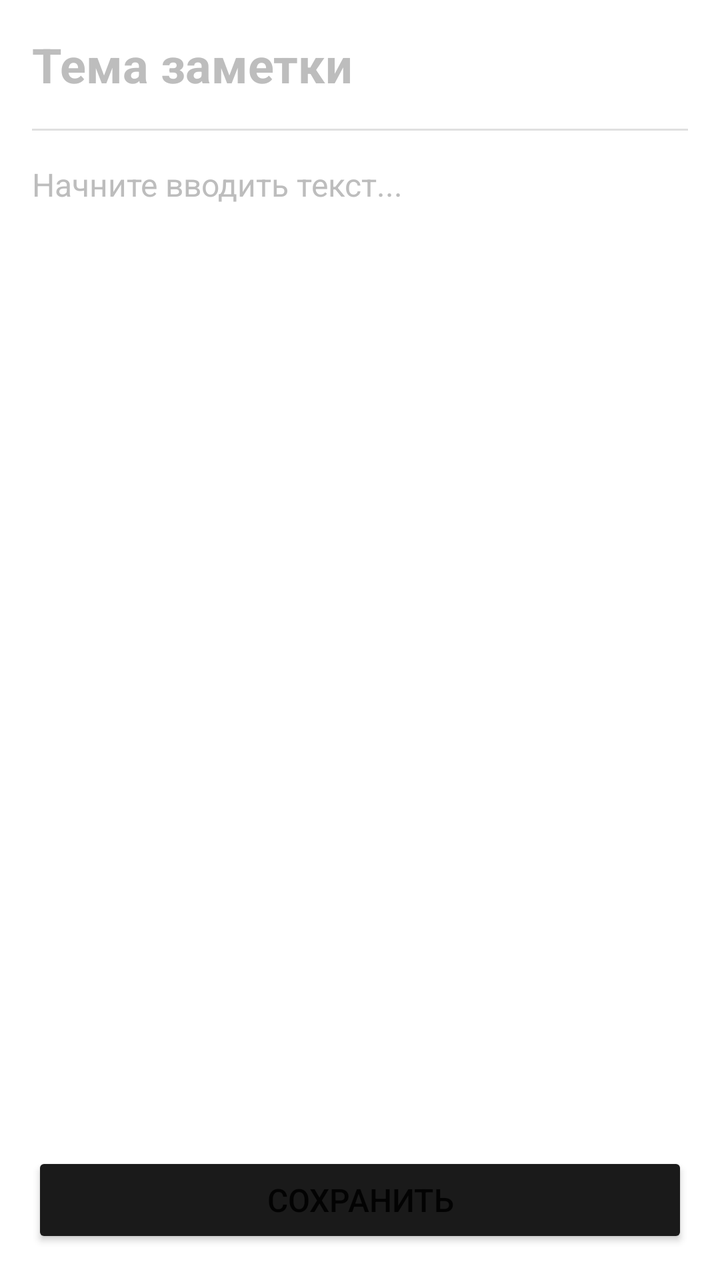
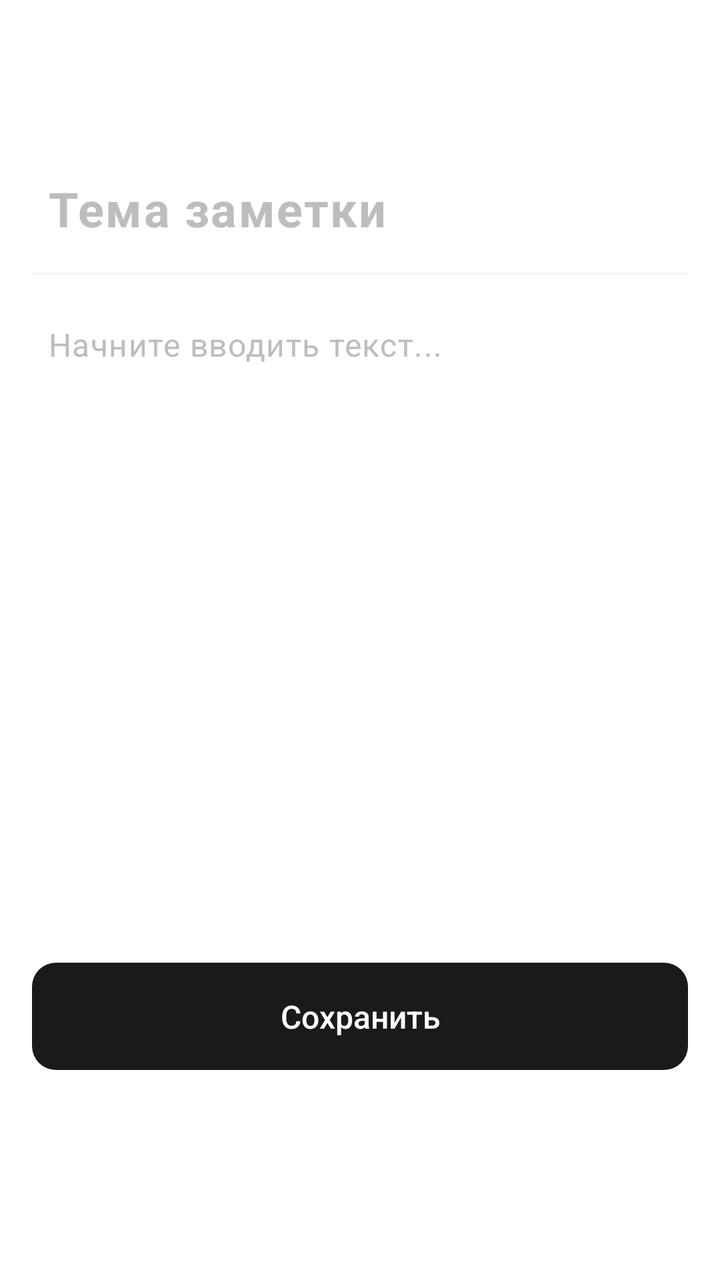

Two renders of the same Android screen: before a commit and after it. Below are the layout's source before the change and the commit's diff.
<!-- AndroidManifest.xml: application theme Theme.SimpleNotes -->
<!-- res/layout/activity_edit_note.xml -->
<?xml version="1.0" encoding="utf-8"?>
<androidx.constraintlayout.widget.ConstraintLayout 
    xmlns:android="http://schemas.android.com/apk/res/android"
    xmlns:app="http://schemas.android.com/apk/res-auto"
    android:layout_width="match_parent"
    android:layout_height="match_parent"
    android:background="@color/background"
    android:padding="16dp">

    
    <ProgressBar
        android:id="@+id/progressBar"
        android:layout_width="wrap_content"
        android:layout_height="wrap_content"
        android:visibility="gone"
        app:layout_constraintTop_toTopOf="parent"
        app:layout_constraintBottom_toBottomOf="parent"
        app:layout_constraintStart_toStartOf="parent"
        app:layout_constraintEnd_toEndOf="parent" />

    
    <EditText
        android:id="@+id/editTitle"
        android:layout_width="0dp"
        android:layout_height="wrap_content"
        android:hint="Тема заметки"
        android:textSize="24sp"
        android:textStyle="bold"
        android:textColor="@color/text_primary"
        android:textColorHint="@color/text_hint"
        android:background="@null"
        android:inputType="textCapSentences"
        android:maxLines="2"
        app:layout_constraintTop_toTopOf="parent"
        app:layout_constraintStart_toStartOf="parent"
        app:layout_constraintEnd_toEndOf="parent" />

    
    <View
        android:id="@+id/divider"
        android:layout_width="0dp"
        android:layout_height="1dp"
        android:layout_marginTop="16dp"
        android:background="@color/divider"
        app:layout_constraintTop_toBottomOf="@id/editTitle"
        app:layout_constraintStart_toStartOf="parent"
        app:layout_constraintEnd_toEndOf="parent" />

    
    <LinearLayout
        android:id="@+id/layoutTextNote"
        android:layout_width="0dp"
        android:layout_height="0dp"
        android:orientation="vertical"
        android:layout_marginTop="16dp"
        android:layout_marginBottom="16dp"
        android:visibility="visible"
        app:layout_constraintTop_toBottomOf="@id/divider"
        app:layout_constraintBottom_toTopOf="@id/btnSave"
        app:layout_constraintStart_toStartOf="parent"
        app:layout_constraintEnd_toEndOf="parent">

        <EditText
            android:id="@+id/editContent"
            android:layout_width="match_parent"
            android:layout_height="match_parent"
            android:hint="Начните вводить текст..."
            android:textSize="16sp"
            android:textColor="@color/text_primary"
            android:textColorHint="@color/text_hint"
            android:background="@null"
            android:gravity="top"
            android:inputType="textMultiLine|textCapSentences" />
    </LinearLayout>

    
    <androidx.constraintlayout.widget.ConstraintLayout
        android:id="@+id/layoutChecklist"
        android:layout_width="0dp"
        android:layout_height="0dp"
        android:layout_marginTop="16dp"
        android:layout_marginBottom="16dp"
        android:visibility="gone"
        app:layout_constraintTop_toBottomOf="@id/divider"
        app:layout_constraintBottom_toTopOf="@id/btnSave"
        app:layout_constraintStart_toStartOf="parent"
        app:layout_constraintEnd_toEndOf="parent">

        
        <androidx.recyclerview.widget.RecyclerView
            android:id="@+id/recyclerChecklist"
            android:layout_width="0dp"
            android:layout_height="0dp"
            android:clipToPadding="false"
            android:paddingBottom="80dp"
            app:layout_constraintTop_toTopOf="parent"
            app:layout_constraintBottom_toBottomOf="parent"
            app:layout_constraintStart_toStartOf="parent"
            app:layout_constraintEnd_toEndOf="parent" />

        
        <com.google.android.material.floatingactionbutton.FloatingActionButton
            android:id="@+id/fabAddItem"
            android:layout_width="wrap_content"
            android:layout_height="wrap_content"
            android:layout_marginEnd="16dp"
            android:layout_marginBottom="16dp"
            android:src="@android:drawable/ic_input_add"
            android:contentDescription="Добавить элемент"
            app:tint="@color/white"
            app:layout_constraintEnd_toEndOf="parent"
            app:layout_constraintBottom_toBottomOf="parent" />
    </androidx.constraintlayout.widget.ConstraintLayout>

    
    <Button
        android:id="@+id/btnSave"
        android:layout_width="0dp"
        android:layout_height="wrap_content"
        android:text="Сохранить"
        android:textSize="16sp"
        android:backgroundTint="@color/primary"
        app:layout_constraintBottom_toBottomOf="parent"
        app:layout_constraintStart_toStartOf="parent"
        app:layout_constraintEnd_toEndOf="parent" />

</androidx.constraintlayout.widget.ConstraintLayout>
<!-- resources referenced by this layout -->
<resources>
  <color name="divider">#E0E0E0</color>
  <color name="primary">#1A1A1A</color>
  <color name="text_hint">#BDBDBD</color>
  <color name="white">#FFFFFF</color>
  <style name="Theme.SimpleNotes" parent="Theme.AppCompat.Light.DarkActionBar">
          <item name="colorPrimary">@color/purple_500</item>
      </style>
  <color name="purple_500">#1A1A1A</color>
  <!-- unchanged entries left out for length: 2 -->
</resources>

<!-- the commit's change to res/layout/activity_edit_note.xml (unified diff, before → after) -->
@@ -1,127 +1,159 @@
 <?xml version="1.0" encoding="utf-8"?>
-<androidx.constraintlayout.widget.ConstraintLayout 
+<androidx.coordinatorlayout.widget.CoordinatorLayout
     xmlns:android="http://schemas.android.com/apk/res/android"
     xmlns:app="http://schemas.android.com/apk/res-auto"
     android:layout_width="match_parent"
     android:layout_height="match_parent"
-    android:background="@color/background"
-    android:padding="16dp">
+    android:background="@color/background">
 
     
-    <ProgressBar
-        android:id="@+id/progressBar"
-        android:layout_width="wrap_content"
+    <com.google.android.material.appbar.AppBarLayout
+        android:layout_width="match_parent"
         android:layout_height="wrap_content"
-        android:visibility="gone"
-        app:layout_constraintTop_toTopOf="parent"
-        app:layout_constraintBottom_toBottomOf="parent"
-        app:layout_constraintStart_toStartOf="parent"
-        app:layout_constraintEnd_toEndOf="parent" />
+        android:background="@color/background"
+        app:elevation="0dp">
+
+        <com.google.android.material.appbar.MaterialToolbar
+            android:id="@+id/toolbar"
+            android:layout_width="match_parent"
+            android:layout_height="?attr/actionBarSize"
+            android:background="@color/background" />
+    </com.google.android.material.appbar.AppBarLayout>
 
     
-    <EditText
-        android:id="@+id/editTitle"
-        android:layout_width="0dp"
-        android:layout_height="wrap_content"
-        android:hint="Тема заметки"
-        android:textSize="24sp"
-        android:textStyle="bold"
-        android:textColor="@color/text_primary"
-        android:textColorHint="@color/text_hint"
-        android:background="@null"
-        android:inputType="textCapSentences"
-        android:maxLines="2"
-        app:layout_constraintTop_toTopOf="parent"
-        app:layout_constraintStart_toStartOf="parent"
-        app:layout_constraintEnd_toEndOf="parent" />
+    <androidx.core.widget.NestedScrollView
+        android:layout_width="match_parent"
+        android:layout_height="match_parent"
+        app:layout_behavior="@string/appbar_scrolling_view_behavior">
 
-    
-    <View
-        android:id="@+id/divider"
-        android:layout_width="0dp"
-        android:layout_height="1dp"
-        android:layout_marginTop="16dp"
-        android:background="@color/divider"
-        app:layout_constraintTop_toBottomOf="@id/editTitle"
-        app:layout_constraintStart_toStartOf="parent"
-        app:layout_constraintEnd_toEndOf="parent" />
+        <LinearLayout
+            android:layout_width="match_parent"
+            android:layout_height="wrap_content"
+            android:orientation="vertical"
+            android:padding="16dp">
 
-    
-    <LinearLayout
-        android:id="@+id/layoutTextNote"
-        android:layout_width="0dp"
-        android:layout_height="0dp"
-        android:orientation="vertical"
-        android:layout_marginTop="16dp"
-        android:layout_marginBottom="16dp"
-        android:visibility="visible"
-        app:layout_constraintTop_toBottomOf="@id/divider"
-        app:layout_constraintBottom_toTopOf="@id/btnSave"
-        app:layout_constraintStart_toStartOf="parent"
-        app:layout_constraintEnd_toEndOf="parent">
+            
+            <ProgressBar
+                android:id="@+id/progressBar"
+                android:layout_width="wrap_content"
+                android:layout_height="wrap_content"
+                android:layout_gravity="center"
+                android:layout_marginTop="50dp"
+                android:indeterminateTint="@color/primary"
+                android:visibility="gone" />
 
-        <EditText
-            android:id="@+id/editContent"
-            android:layout_width="match_parent"
-            android:layout_height="match_parent"
-            android:hint="Начните вводить текст..."
-            android:textSize="16sp"
-            android:textColor="@color/text_primary"
-            android:textColorHint="@color/text_hint"
-            android:background="@null"
-            android:gravity="top"
-            android:inputType="textMultiLine|textCapSentences" />
-    </LinearLayout>
+            
+            <com.google.android.material.textfield.TextInputLayout
+                android:id="@+id/titleInputLayout"
+                android:layout_width="match_parent"
+                android:layout_height="wrap_content"
+                style="@style/Widget.Material3.TextInputLayout.FilledBox"
+                app:boxBackgroundColor="@android:color/transparent"
+                app:boxStrokeWidth="0dp"
+                app:boxStrokeWidthFocused="0dp"
+                app:hintEnabled="false">
 
-    
-    <androidx.constraintlayout.widget.ConstraintLayout
-        android:id="@+id/layoutChecklist"
-        android:layout_width="0dp"
-        android:layout_height="0dp"
-        android:layout_marginTop="16dp"
-        android:layout_marginBottom="16dp"
-        android:visibility="gone"
-        app:layout_constraintTop_toBottomOf="@id/divider"
-        app:layout_constraintBottom_toTopOf="@id/btnSave"
-        app:layout_constraintStart_toStartOf="parent"
-        app:layout_constraintEnd_toEndOf="parent">
+                <com.google.android.material.textfield.TextInputEditText
+                    android:id="@+id/editTitle"
+                    android:layout_width="match_parent"
+                    android:layout_height="wrap_content"
+                    android:hint="Тема заметки"
+                    android:textSize="24sp"
+                    android:textStyle="bold"
+                    android:textColor="@color/text_primary"
+                    android:textColorHint="@color/text_hint"
+                    android:background="@android:color/transparent"
+                    android:inputType="textCapSentences"
+                    android:maxLines="2"
+                    android:padding="8dp" />
+            </com.google.android.material.textfield.TextInputLayout>
 
-        
-        <androidx.recyclerview.widget.RecyclerView
-            android:id="@+id/recyclerChecklist"
-            android:layout_width="0dp"
-            android:layout_height="0dp"
-            android:clipToPadding="false"
-            android:paddingBottom="80dp"
-            app:layout_constraintTop_toTopOf="parent"
-            app:layout_constraintBottom_toBottomOf="parent"
-            app:layout_constraintStart_toStartOf="parent"
-            app:layout_constraintEnd_toEndOf="parent" />
+            
+            <View
+                android:id="@+id/divider"
+                android:layout_width="match_parent"
+                android:layout_height="1dp"
+                android:layout_marginTop="8dp"
+                android:layout_marginBottom="16dp"
+                android:background="@color/divider"
+                android:alpha="0.3" />
 
-        
-        <com.google.android.material.floatingactionbutton.FloatingActionButton
-            android:id="@+id/fabAddItem"
-            android:layout_width="wrap_content"
-            android:layout_height="wrap_content"
-            android:layout_marginEnd="16dp"
-            android:layout_marginBottom="16dp"
-            android:src="@android:drawable/ic_input_add"
-            android:contentDescription="Добавить элемент"
-            app:tint="@color/white"
-            app:layout_constraintEnd_toEndOf="parent"
-            app:layout_constraintBottom_toBottomOf="parent" />
-    </androidx.constraintlayout.widget.ConstraintLayout>
+            
+            <LinearLayout
+                android:id="@+id/layoutTextNote"
+                android:layout_width="match_parent"
+                android:layout_height="wrap_content"
+                android:orientation="vertical"
+                android:minHeight="300dp"
+                android:visibility="visible">
 
-    
-    <Button
-        android:id="@+id/btnSave"
-        android:layout_width="0dp"
-        android:layout_height="wrap_content"
-        android:text="Сохранить"
-        android:textSize="16sp"
-        android:backgroundTint="@color/primary"
-        app:layout_constraintBottom_toBottomOf="parent"
-        app:layout_constraintStart_toStartOf="parent"
-        app:layout_constraintEnd_toEndOf="parent" />
+                <com.google.android.material.textfield.TextInputLayout
+                    android:layout_width="match_parent"
+                    android:layout_height="wrap_content"
+                    style="@style/Widget.Material3.TextInputLayout.FilledBox"
+                    app:boxBackgroundColor="@android:color/transparent"
+                    app:boxStrokeWidth="0dp"
+                    app:boxStrokeWidthFocused="0dp"
+                    app:hintEnabled="false">
 
-</androidx.constraintlayout.widget.ConstraintLayout>
+                    <com.google.android.material.textfield.TextInputEditText
+                        android:id="@+id/editContent"
+                        android:layout_width="match_parent"
+                        android:layout_height="wrap_content"
+                        android:hint="Начните вводить текст..."
+                        android:textSize="16sp"
+                        android:textColor="@color/text_primary"
+                        android:textColorHint="@color/text_hint"
+                        android:background="@android:color/transparent"
+                        android:gravity="top"
+                        android:inputType="textMultiLine|textCapSentences"
+                        android:minLines="10"
+                        android:padding="8dp" />
+                </com.google.android.material.textfield.TextInputLayout>
+            </LinearLayout>
+
+            
+            <FrameLayout
+                android:id="@+id/layoutChecklist"
+                android:layout_width="match_parent"
+                android:layout_height="wrap_content"
+                android:minHeight="300dp"
+                android:visibility="gone">
+
+                
+                <androidx.recyclerview.widget.RecyclerView
+                    android:id="@+id/recyclerChecklist"
+                    android:layout_width="match_parent"
+                    android:layout_height="wrap_content"
+                    android:clipToPadding="false"
+                    android:paddingBottom="80dp" />
+
+                
+                <com.google.android.material.floatingactionbutton.FloatingActionButton
+                    android:id="@+id/fabAddItem"
+                    style="@style/Widget.SimpleNotes.FAB"
+                    android:layout_width="wrap_content"
+                    android:layout_height="wrap_content"
+                    android:layout_gravity="bottom|end"
+                    android:layout_margin="16dp"
+                    android:src="@android:drawable/ic_input_add"
+                    android:contentDescription="Добавить элемент"
+                    app:fabSize="mini"
+                    app:tint="@color/white"
+                    app:backgroundTint="@color/accent" />
+            </FrameLayout>
+
+            
+            <com.google.android.material.button.MaterialButton
+                android:id="@+id/btnSave"
+                style="@style/Widget.SimpleNotes.Button"
+                android:layout_width="match_parent"
+                android:layout_height="wrap_content"
+                android:layout_marginTop="24dp"
+                android:text="Сохранить"
+                android:textSize="16sp"
+                app:cornerRadius="12dp"
+                app:backgroundTint="@color/primary" />
+        </LinearLayout>
+    </androidx.core.widget.NestedScrollView>
+</androidx.coordinatorlayout.widget.CoordinatorLayout>
<!-- resource entries referenced after the edit -->
@@ -1,13 +1,88 @@
 <!-- resources referenced by this layout -->
 <resources>
+  <color name="accent">#4A4A4A</color>
   <color name="divider">#E0E0E0</color>
   <color name="primary">#1A1A1A</color>
   <color name="text_hint">#BDBDBD</color>
   <color name="white">#FFFFFF</color>
-  <style name="Theme.SimpleNotes" parent="Theme.AppCompat.Light.DarkActionBar">
-          <item name="colorPrimary">@color/purple_500</item>
+  <style name="Widget.SimpleNotes.Button" parent="Widget.Material3.Button">
+          <item name="android:textAllCaps">false</item>
+          <item name="android:letterSpacing">0</item>
+          <item name="cornerRadius">12dp</item>
+          <item name="android:paddingTop">16dp</item>
+          <item name="android:paddingBottom">16dp</item>
       </style>
-  <color name="purple_500">#1A1A1A</color>
+  <style name="Widget.SimpleNotes.FAB" parent="Widget.Material3.FloatingActionButton.Primary">
+          <item name="android:layout_margin">24dp</item>
+          <item name="shapeAppearance">@style/ShapeAppearance.SimpleNotes.FAB</item>
+          <item name="backgroundTint">@color/primary</item>
+          <item name="tint">@color/white</item>
+          <item name="android:elevation">6dp</item>
+      </style>
+  <style name="Theme.SimpleNotes" parent="Base.Theme.SimpleNotes" />
+  <style name="ShapeAppearance.SimpleNotes.FAB" parent="ShapeAppearance.Material3.Corner.Full">
+          <item name="cornerFamily">rounded</item>
+          <item name="cornerSize">50%</item>
+      </style>
+  <style name="Base.Theme.SimpleNotes" parent="Theme.Material3.Light.NoActionBar">
+          
+          <item name="colorPrimary">@color/primary</item>
+          <item name="colorOnPrimary">@color/white</item>
+          <item name="colorPrimaryContainer">@color/background_secondary</item>
+          <item name="colorOnPrimaryContainer">@color/text_primary</item>
+  
+          
+          <item name="colorSecondary">@color/accent</item>
+          <item name="colorOnSecondary">@color/white</item>
+  
+          
+          <item name="android:colorBackground">@color/background</item>
+          <item name="colorSurface">@color/card_background</item>
+          <item name="colorOnSurface">@color/text_primary</item>
+  
+          
+          <item name="android:statusBarColor">@color/background</item>
+          <item name="android:windowLightStatusBar">true</item>
+  
+          
+          <item name="android:navigationBarColor">@color/background</item>
+          <item name="android:windowLightNavigationBar">true</item>
+  
+          
+          <item name="android:windowBackground">@color/background</item>
+  
+          
+          <item name="textAppearanceHeadline1">@style/TextAppearance.SimpleNotes.Headline1</item>
+          <item name="textAppearanceBody1">@style/TextAppearance.SimpleNotes.Body1</item>
+  
+          
+          <item name="shapeAppearanceSmallComponent">@style/ShapeAppearance.SimpleNotes.SmallComponent</item>
+          <item name="shapeAppearanceMediumComponent">@style/ShapeAppearance.SimpleNotes.MediumComponent</item>
+  
+          
+          <item name="android:windowActivityTransitions">true</item>
+          <item name="android:windowEnterTransition">@transition/slide_right</item>
+          <item name="android:windowExitTransition">@transition/fade</item>
+      </style>
+  <color name="background_secondary">#F5F5F5</color>
+  <color name="card_background">#FFFFFF</color>
+  <style name="TextAppearance.SimpleNotes.Headline1" parent="TextAppearance.Material3.HeadlineLarge">
+          <item name="android:textColor">@color/text_primary</item>
+          <item name="android:textSize">32sp</item>
+          <item name="android:fontFamily">sans-serif-medium</item>
+      </style>
+  <style name="TextAppearance.SimpleNotes.Body1" parent="TextAppearance.Material3.BodyMedium">
+          <item name="android:textColor">@color/text_primary</item>
+          <item name="android:textSize">16sp</item>
+      </style>
+  <style name="ShapeAppearance.SimpleNotes.SmallComponent" parent="ShapeAppearance.Material3.Corner.Small">
+          <item name="cornerFamily">rounded</item>
+          <item name="cornerSize">12dp</item>
+      </style>
+  <style name="ShapeAppearance.SimpleNotes.MediumComponent" parent="ShapeAppearance.Material3.Corner.Medium">
+          <item name="cornerFamily">rounded</item>
+          <item name="cornerSize">16dp</item>
+      </style>
   <!-- unchanged entries left out for length: 2 -->
 </resources>
 
